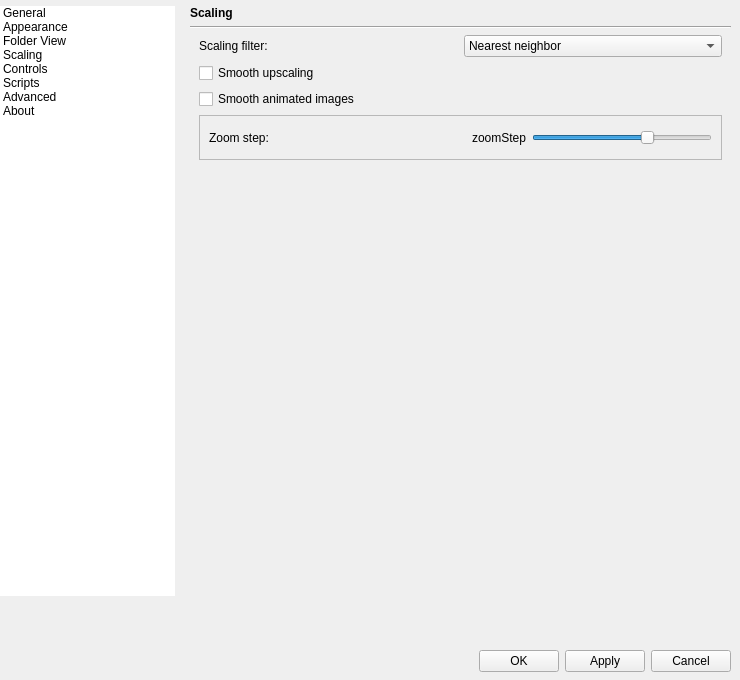
Above: qimgv/gui/dialogs/settingsdialog.ui from do-i/thumbgrid before the change. Below: the same form after it.
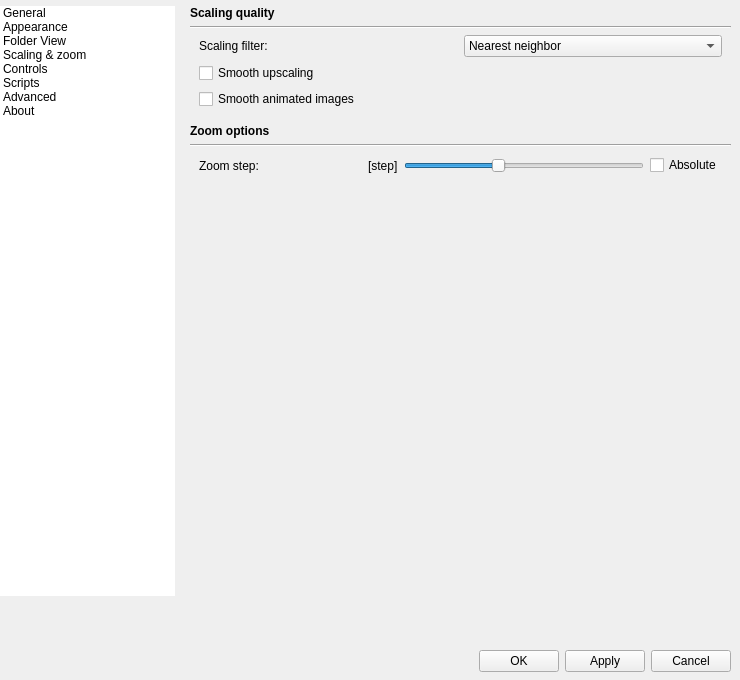
That is the form after the change. The open tabs and pages were chosen to show the change. Custom widgets are drawn as their Qt base class.

Commit message: add absolute zoom step option; increase max step to 50%

Patch:
```diff
--- a/qimgv/gui/dialogs/settingsdialog.ui
+++ b/qimgv/gui/dialogs/settingsdialog.ui
@@ -181,7 +181,7 @@
          </item>
          <item>
           <property name="text">
-           <string>Scaling</string>
+           <string>Scaling &amp; zoom</string>
           </property>
          </item>
          <item>
@@ -2735,8 +2735,8 @@
                <rect>
                 <x>0</x>
                 <y>0</y>
-                <width>380</width>
-                <height>172</height>
+                <width>553</width>
+                <height>624</height>
                </rect>
               </property>
               <layout class="QVBoxLayout" name="verticalLayout_27">
@@ -2761,7 +2761,7 @@
                   </font>
                  </property>
                  <property name="text">
-                  <string>Scaling</string>
+                  <string>Scaling quality</string>
                  </property>
                 </widget>
                </item>
@@ -2894,27 +2894,72 @@
                    </item>
                   </layout>
                  </item>
-                 <item row="3" column="0">
-                  <widget class="QFrame" name="frame_5">
-                   <property name="minimumSize">
-                    <size>
-                     <width>0</width>
-                     <height>0</height>
-                    </size>
-                   </property>
-                   <property name="baseSize">
+                </layout>
+               </item>
+               <item>
+                <spacer name="verticalSpacer_13">
+                 <property name="orientation">
+                  <enum>Qt::Vertical</enum>
+                 </property>
+                 <property name="sizeType">
+                  <enum>QSizePolicy::Fixed</enum>
+                 </property>
+                 <property name="sizeHint" stdset="0">
                     <size>
-                     <width>0</width>
-                     <height>0</height>
-                    </size>
-                   </property>
-                   <property name="frameShape">
-                    <enum>QFrame::StyledPanel</enum>
-                   </property>
-                   <property name="frameShadow">
-                    <enum>QFrame::Raised</enum>
-                   </property>
-                   <layout class="QHBoxLayout" name="horizontalLayout_8">
+                   <width>20</width>
+                   <height>9</height>
+                  </size>
+                 </property>
+                </spacer>
+               </item>
+               <item>
+                <widget class="QLabel" name="label_19">
+                 <property name="font">
+                  <font>
+                   <weight>75</weight>
+                   <bold>true</bold>
+                  </font>
+                 </property>
+                 <property name="text">
+                  <string>Zoom options</string>
+                 </property>
+                </widget>
+               </item>
+               <item>
+                <widget class="Line" name="line">
+                 <property name="orientation">
+                  <enum>Qt::Horizontal</enum>
+                 </property>
+                </widget>
+               </item>
+               <item>
+                <layout class="QVBoxLayout" name="verticalLayout_34">
+                 <property name="leftMargin">
+                  <number>9</number>
+                 </property>
+                 <property name="topMargin">
+                  <number>0</number>
+                 </property>
+                 <property name="rightMargin">
+                  <number>9</number>
+                 </property>
+                 <property name="bottomMargin">
+                  <number>0</number>
+                 </property>
+                 <item>
+                  <layout class="QHBoxLayout" name="horizontalLayout_19">
+                   <property name="leftMargin">
+                    <number>0</number>
+                   </property>
+                   <property name="topMargin">
+                    <number>0</number>
+                   </property>
+                   <property name="rightMargin">
+                    <number>0</number>
+                   </property>
+                   <property name="bottomMargin">
+                    <number>3</number>
+                   </property>
                     <item>
                      <widget class="QLabel" name="label_25">
                       <property name="text">
@@ -2938,7 +2983,7 @@
                     <item>
                      <widget class="QLabel" name="zoomStepLabel">
                       <property name="text">
-                       <string>zoomStep</string>
+                      <string>[step]</string>
                       </property>
                      </widget>
                     </item>
@@ -2952,13 +2997,13 @@
                       </property>
                       <property name="minimumSize">
                        <size>
-                        <width>180</width>
+                       <width>240</width>
                         <height>25</height>
                        </size>
                       </property>
                       <property name="maximumSize">
                        <size>
-                        <width>180</width>
+                       <width>240</width>
                         <height>25</height>
                        </size>
                       </property>
@@ -2966,7 +3011,7 @@
                        <number>1</number>
                       </property>
                       <property name="maximum">
-                       <number>30</number>
+                      <number>50</number>
                       </property>
                       <property name="pageStep">
                        <number>10</number>
@@ -2981,12 +3026,24 @@
                        <enum>QSlider::NoTicks</enum>
                       </property>
                       <property name="tickInterval">
-                       <number>5</number>
+                      <number>10</number>
+                     </property>
+                    </widget>
+                   </item>
+                   <item>
+                    <widget class="QCheckBox" name="absoluteStepCheckBox">
+                     <property name="toolTip">
+                      <string>Always go by fixed increments - for example 100% &gt; 125% &gt; 150%</string>
+                     </property>
+                     <property name="toolTipDuration">
+                      <number>30</number>
+                     </property>
+                     <property name="text">
+                      <string>Absolute</string>
                       </property>
                      </widget>
                     </item>
                    </layout>
-                  </widget>
                  </item>
                 </layout>
                </item>
```
Left out of the diff: 12 changed lines with no effect on the pictures. Lines whose indentation alone changed are shown as unchanged. The commit also changes 5 other files.
